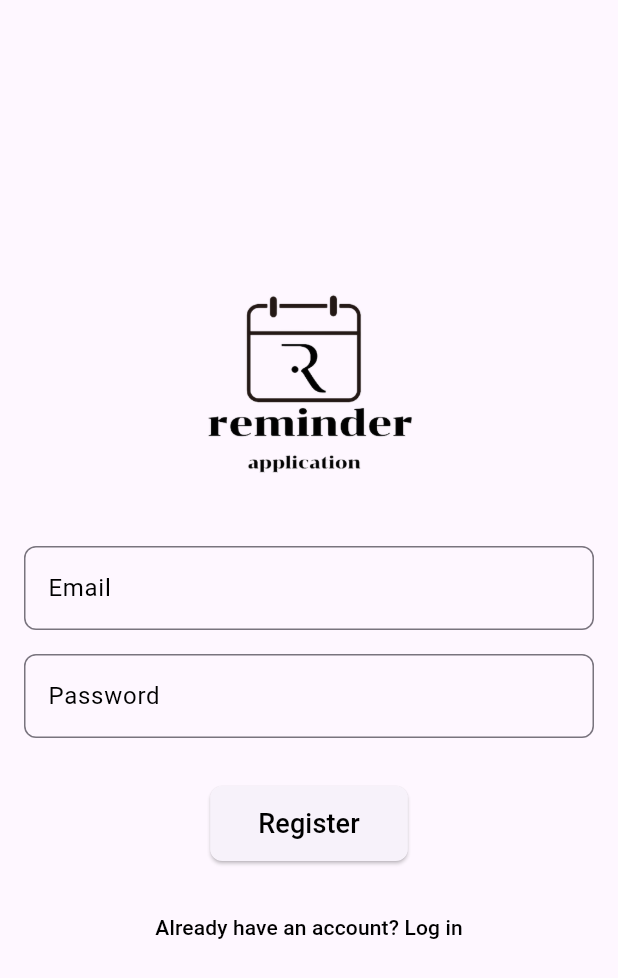
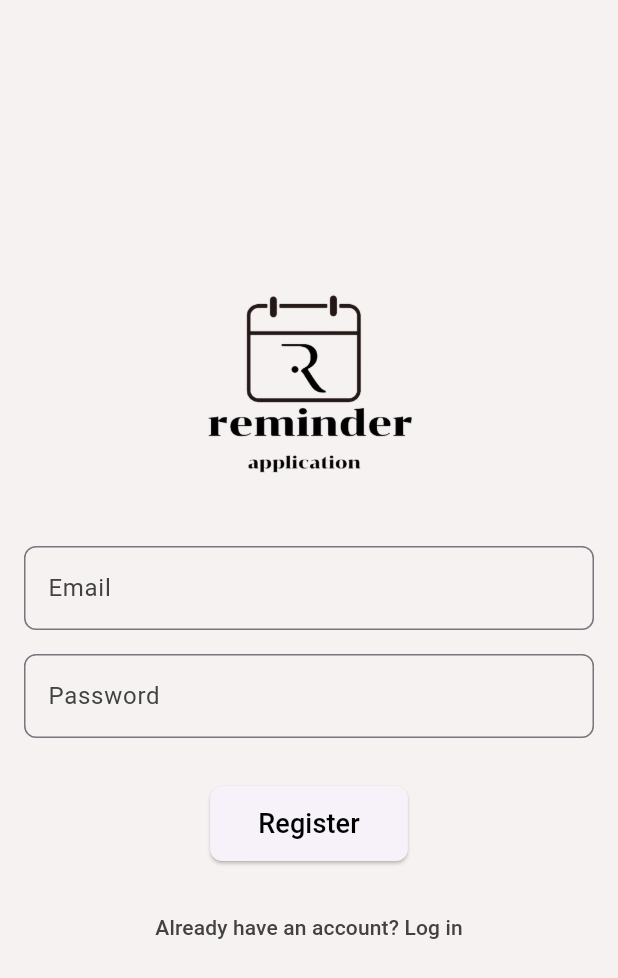
Before and after one commit to Fah4664/reminder-application, a Flutter app: the RegisterPage screen opened directly, on a phone screen of 412 x 824 dp. Shown: the top 978 px of the screen. Run offline on Flutter 3.47's test engine with Material 3 defaults, Android fonts, the phone set to English and light mode, and no system bars; our stand-ins replace cloud_firestore, firebase_auth, firebase_core, flutter_svg; accounts and stored records are empty.

Commit message:
Update register_page.dart

```diff
--- a/lib/pages/register_page.dart
+++ b/lib/pages/register_page.dart
@@ -28,7 +28,6 @@ class _RegisterPageState extends State<RegisterPage> {
             .fetchSignInMethodsForEmail(_emailController.text);
 
         if (user.isNotEmpty) {
-          // ignore: use_build_context_synchronously
           ScaffoldMessenger.of(context).showSnackBar(
             const SnackBar(content: Text('Email is already registered.')),
           );
@@ -37,7 +36,6 @@ class _RegisterPageState extends State<RegisterPage> {
             email: _emailController.text,
             password: _passwordController.text,
           );
-          // ignore: use_build_context_synchronously
           ScaffoldMessenger.of(context).showSnackBar(
             const SnackBar(content: Text('Registration successful!')),
           );
@@ -50,7 +48,6 @@ class _RegisterPageState extends State<RegisterPage> {
           );
         }
       } catch (e) {
-        // ignore: use_build_context_synchronously
         ScaffoldMessenger.of(context).showSnackBar(
           SnackBar(content: Text('Registration failed: $e')),
         );
@@ -65,6 +62,8 @@ class _RegisterPageState extends State<RegisterPage> {
   @override
   Widget build(BuildContext context) {
     return Scaffold(
+      // เปลี่ยนสีพื้นหลังเป็นสีครีม
+      backgroundColor: const Color.fromARGB(255, 246, 242, 242),
       body: Center(
         child: Padding(
           padding: const EdgeInsets.all(16.0),
@@ -130,10 +129,10 @@ class _RegisterPageState extends State<RegisterPage> {
                       MaterialPageRoute(builder: (context) => LoginPage()),
                     );
                   },
-                  child: const Text(
+                  child: Text(
                     'Already have an account? Log in',
                     style: TextStyle(
-                      color: Color.fromARGB(255, 0, 0, 0), // สีตัวอักษร
+                      color: Colors.grey.shade800, // สีตัวอักษร
                     ),
                   ),
                 ),
@@ -156,16 +155,14 @@ class _RegisterPageState extends State<RegisterPage> {
       controller: controller,
       decoration: InputDecoration(
         labelText: label,
-        labelStyle: const TextStyle(
-            color: Color.fromARGB(255, 0, 0, 0)), // สีตัวอักษร Label
+        labelStyle: TextStyle(color: Colors.grey.shade800), // สีตัวอักษร Label
         border: OutlineInputBorder(
           borderRadius: BorderRadius.circular(8.0),
         ),
       ),
       obscureText: obscureText,
       keyboardType: keyboardType,
-      style: const TextStyle(
-          color: Color.fromARGB(255, 0, 0, 0)), // สีตัวอักษรใน TextField
+      style: TextStyle(color: Colors.grey.shade800), // สีตัวอักษรใน TextField
       validator: validator,
     );
   }
```
